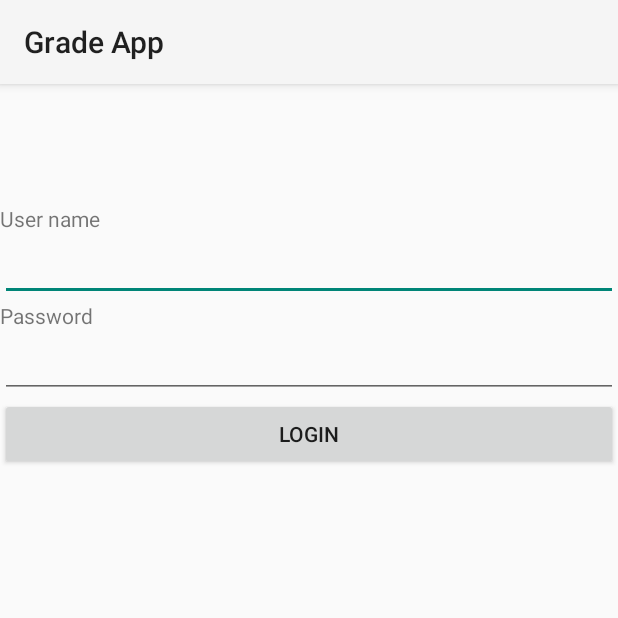
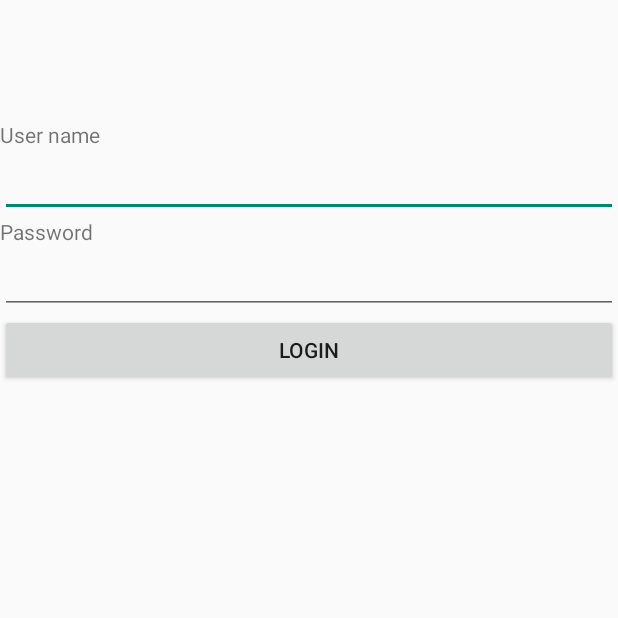
Before and after one commit to tan-jun-ming/grade-app, an Android app: the LoginActivity screen opened directly, with no data from a screen before it, on a phone screen of 412 x 824 dp, the top half of it. Run offline under Robolectric (Android 15) with nearby library versions, the phone set to English and light mode, and no system bars; 1 statement that could not run was skipped.

Commit message:
Added LoginActivity - deleted top bar

```diff
--- a/app/src/main/res/layout/activity_login.xml
+++ b/app/src/main/res/layout/activity_login.xml
@@ -4,20 +4,6 @@
     android:orientation="vertical"
     android:layout_width="match_parent"
     android:layout_height="match_parent">
-
-    <com.google.android.material.appbar.AppBarLayout
-        android:layout_width="match_parent"
-        android:layout_height="wrap_content"
-        android:theme="@style/AppTheme.AppBarOverlay">
-
-        <androidx.appcompat.widget.Toolbar
-            android:id="@+id/toolbar"
-            android:layout_width="match_parent"
-            android:layout_height="?attr/actionBarSize"
-            android:background="?attr/colorPrimary"
-            app:popupTheme="@style/AppTheme.PopupOverlay" />
-
-    </com.google.android.material.appbar.AppBarLayout>
 
     <TextView
         android:layout_width="match_parent"
```
